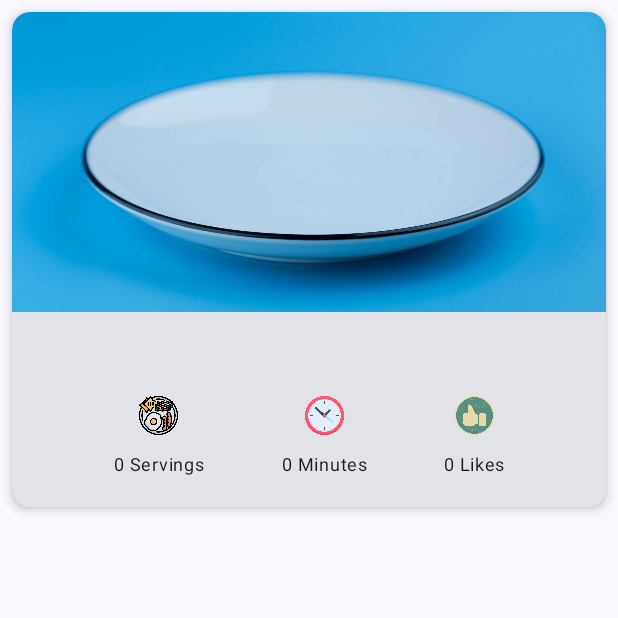
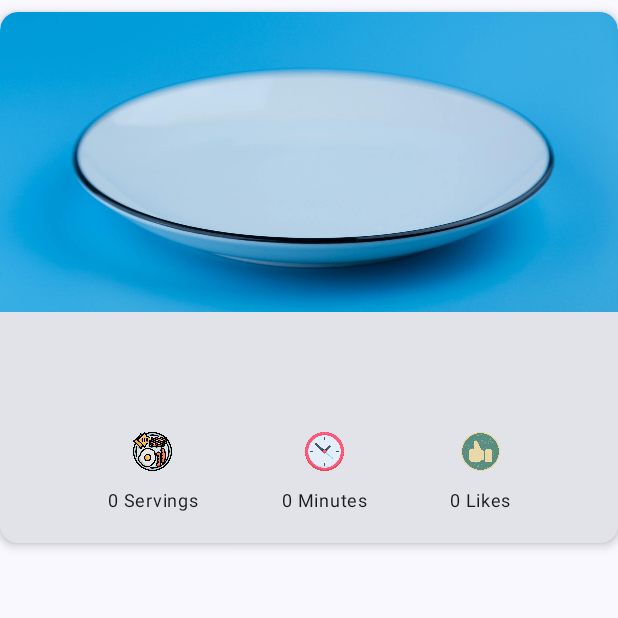
Before and after one commit to DanilValiahmedov/CookingRecipes, an Android app built with Jetpack Compose: the composable RecipeCard shown on its own in the app's theme, on a phone screen of 412 x 824 dp, the top half of it. Run offline under Robolectric (Android 15) with nearby library versions, the light colour scheme and no system bars; pictures from the network do not load.

Commit message:
Исправил визуальную состовляющую

```diff
--- a/app/build.gradle.kts
+++ b/app/build.gradle.kts
@@ -4,6 +4,7 @@ plugins {
     alias(libs.plugins.android.application)
     alias(libs.plugins.kotlin.android)
     alias(libs.plugins.kotlin.compose)
+    kotlin("plugin.serialization") version "2.0.21"
 }
 
 val localProperties = Properties()
--- a/app/src/main/AndroidManifest.xml
+++ b/app/src/main/AndroidManifest.xml
@@ -9,9 +9,9 @@
         android:allowBackup="true"
         android:dataExtractionRules="@xml/data_extraction_rules"
         android:fullBackupContent="@xml/backup_rules"
-        android:icon="@mipmap/ic_launcher"
+        android:icon="@drawable/ic_app"
         android:label="@string/app_name"
-        android:roundIcon="@mipmap/ic_launcher_round"
+        android:roundIcon="@drawable/ic_app"
         android:supportsRtl="true"
         android:theme="@style/Theme.CookingRecipes">
         <activity
--- a/app/src/main/java/com/valimade/cookingrecipes/di/HttpClientModule.kt
+++ b/app/src/main/java/com/valimade/cookingrecipes/di/HttpClientModule.kt
@@ -20,7 +20,7 @@ val httpClientModule = module {
                 })
             }
             defaultRequest {
-                url("https://api.spoonacular.com/")
+                url("https://api.spoonacular.com")
                 header(HttpHeaders.ContentType, ContentType.Application.Json)
             }
         }
--- a/app/src/main/java/com/valimade/cookingrecipes/presentation/components/RecipeCard.kt
+++ b/app/src/main/java/com/valimade/cookingrecipes/presentation/components/RecipeCard.kt
@@ -15,6 +15,7 @@ import androidx.compose.material3.Text
 import androidx.compose.runtime.Composable
 import androidx.compose.ui.Modifier
 import androidx.compose.ui.draw.clip
+import androidx.compose.ui.graphics.Color
 import androidx.compose.ui.layout.ContentScale
 import androidx.compose.ui.res.painterResource
 import androidx.compose.ui.text.font.FontWeight
@@ -23,6 +24,8 @@ import androidx.compose.ui.unit.sp
 import coil.compose.AsyncImage
 import com.valimade.cookingrecipes.R
 import com.valimade.cookingrecipes.presentation.model.RecipeUI
+import com.valimade.cookingrecipes.utils.ui.theme.MainBlueColor
+import com.valimade.cookingrecipes.utils.ui.theme.MainPinkColor
 
 @Composable
 fun RecipeCard(
@@ -32,8 +35,8 @@ fun RecipeCard(
     Card(
         modifier = Modifier
             .fillMaxWidth()
-            .padding(8.dp)
-            .clickable { onClick?.invoke() },
+            .padding(vertical = 8.dp)
+            .clickable { onClick() },
         shape = RoundedCornerShape(12.dp),
         elevation = CardDefaults.cardElevation(defaultElevation = 4.dp)
     ) {
@@ -57,9 +60,14 @@ fun RecipeCard(
             ) {
                 Text(
                     text = recipe.title,
+                    color = MainPinkColor,
                     fontWeight = FontWeight.Bold,
                     fontSize = 18.sp,
-                    maxLines = 2,
+                )
+
+                Text(
+                    text = recipe.annotation,
+                    color = MainBlueColor,
                 )
 
                 Spacer(modifier = Modifier.height(16.dp))
@@ -70,17 +78,17 @@ fun RecipeCard(
                 ) {
                     IconWithInformation(
                         iconUrl = R.drawable.ic_dish,
-                        text = "${recipe.servings ?: 0} Servings"
+                        text = "${recipe.servings} Servings"
                     )
 
                     IconWithInformation(
                         iconUrl = R.drawable.ic_watch,
-                        text = "${recipe.cookingMinutes} Minutes"
+                        text = "${recipe.readyInMinutes} Minutes"
                     )
 
                     IconWithInformation(
                         iconUrl =R.drawable.ic_like,
-                        text = "${recipe.aggregateLikes ?: 0} Likes"
+                        text = "${recipe.aggregateLikes} Likes"
                     )
                 }
             }
--- a/app/src/main/java/com/valimade/cookingrecipes/presentation/model/RecipeUI.kt
+++ b/app/src/main/java/com/valimade/cookingrecipes/presentation/model/RecipeUI.kt
@@ -4,7 +4,7 @@ data class RecipeUI(
     val title: String = "",
     val image: String = "",
     val servings: Int = 0,
-    val cookingMinutes: Int =  0,
+    val readyInMinutes: Int =  0,
     val aggregateLikes: Int =  0,
-    val summary: String = "",
+    val annotation: String = "",
 )
--- a/app/src/main/java/com/valimade/cookingrecipes/utils/ui/theme/Color.kt
+++ b/app/src/main/java/com/valimade/cookingrecipes/utils/ui/theme/Color.kt
@@ -1,6 +1,9 @@
 package com.valimade.cookingrecipes.utils.ui.theme
 
 import androidx.compose.ui.graphics.Color
+
+val MainPinkColor = Color(0xFFFC00D6)
+val MainBlueColor = Color(0xFF0099FF)
 
 val Purple80 = Color(0xFFD0BCFF)
 val PurpleGrey80 = Color(0xFFCCC2DC)
--- a/app/src/main/res/values/strings.xml
+++ b/app/src/main/res/values/strings.xml
@@ -1,3 +1,3 @@
 <resources>
-    <string name="app_name">CookingRecipes</string>
+    <string name="app_name">VeryTasty</string>
 </resources>
```
Also changed, not shown: app/src/main/java/com/valimade/cookingrecipes/data/model/RecipesResponse.kt (added, +8 -0 lines), app/src/main/java/com/valimade/cookingrecipes/data/repository/RecipesRepositoryImpl.kt (+12 -2 lines), app/src/main/java/com/valimade/cookingrecipes/presentation/RecipeListScreen.kt (+10 -3 lines), app/src/main/java/com/valimade/cookingrecipes/presentation/components/AppHeader.kt (added, +38 -0 lines), app/src/main/java/com/valimade/cookingrecipes/presentation/mapper/RecipesMapperUI.kt (+23 -2 lines), app/src/main/res/drawable/ic_app.xml (added, +29 -0 lines).
